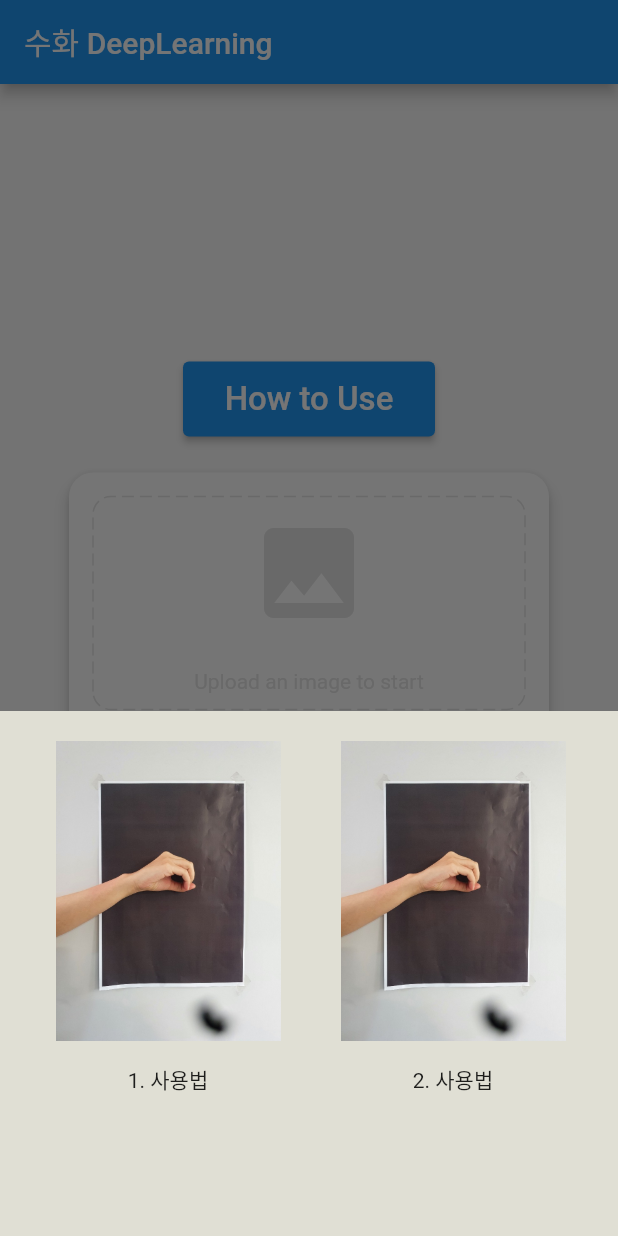
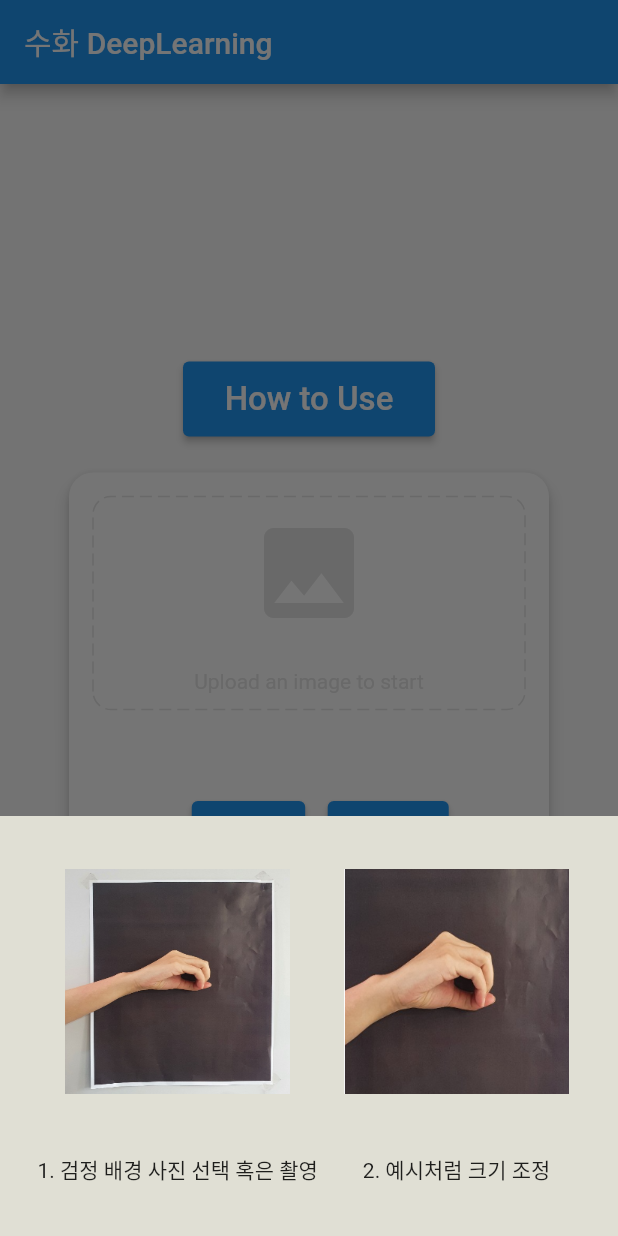
Before and after one commit to yang-gwihyeon/FlutterApp, a Flutter app: the aslPage screen opened directly, after a tap on "How to Use", on a phone screen of 412 x 824 dp. Run offline on Flutter 3.47's test engine with Material 2 defaults, Android fonts, the phone set to English and light mode, and no system bars; drawn by our look-alikes of dotted_border; our stand-ins replace image_cropper, image_picker; missing offline and left inert: dart:ffi, group_list_view, image_cropper_for_web.

Commit message:
commit 0810 1212
commit 0810 1212

```diff
--- a/Flutter_DL_pj3/asl_recognition_app/lib/asl_ML_page.dart
+++ b/Flutter_DL_pj3/asl_recognition_app/lib/asl_ML_page.dart
@@ -61,7 +61,7 @@ class _aslPageState extends State<aslPage> {
                              context: context,
                              builder: (BuildContext context) {
                                return Container(
-                    height: 350,
+                    height: 280,
                     color: Color.fromARGB(255, 224, 223, 212),
                     child: Center(
                       child: Column(
@@ -70,28 +70,26 @@ class _aslPageState extends State<aslPage> {
                         children: <Widget>[
 
                           Padding(
-                            padding: const EdgeInsets.all(20.0),
+                            padding: const EdgeInsets.all(10.0),
                             child: Column(
                               children: [
                                 Row(
                                   children: [
-                                    SizedBox(width: 2),
                                     Column(
                                       children: [
-                                        Image.asset('images/0.jpeg',width: 180, height: 200,),
+                                        Image.asset('images/001.png',width: 150, height: 200,),
                                         Padding(
                                           padding: const EdgeInsets.all(15.0),
-                                          child: Text("1. 사용법"),
+                                          child: Text("1. 검정 배경 사진 선택 혹은 촬영"),
                                         )
                                       ],
                                     ),
-                                    SizedBox(width: 10),
                                     Column(
                                       children: [
-                                        Image.asset('images/0.jpeg',width: 180, height: 200,),
+                                        Image.asset('images/002.png',width: 150, height: 200,),
                                          Padding(
                                            padding: const EdgeInsets.all(15.0),
-                                           child: Text("2. 사용법"),
+                                           child: Text("2. 예시처럼 크기 조정"),
                                          )
                                       ],
                                     )
@@ -365,7 +363,7 @@ class _aslPageState extends State<aslPage> {
         builder: (BuildContext context) {
           return AlertDialog(
             title: const Text("Face Recognition"),
-            content: Text("상기 얼굴의 이름은 $result 입니다."),
+            content: Text("상기 사진은 $result 의 수화입니다."),
             actions: [
               ElevatedButton(
                 style: ButtonStyle(
--- a/Flutter_DL_pj3/asl_recognition_app/lib/main.dart
+++ b/Flutter_DL_pj3/asl_recognition_app/lib/main.dart
@@ -41,7 +41,7 @@ class MyApp extends StatelessWidget {
             color: Colors.grey[600],
           ),
           appBarTheme: const AppBarTheme(
-            backgroundColor: Color.fromARGB(255, 74, 188, 142),
+            backgroundColor: Color.fromARGB(255, 173, 188, 74),
             centerTitle: false,
             foregroundColor: Colors.white,
             actionsIconTheme: IconThemeData(color: Colors.white),
```
Also changed, not shown: Flutter_DL_pj3/asl_recognition_app/lib/listViewPage.dart (+12 -7 lines), Flutter_DL_pj3/asl_recognition_app/images/0.jpeg (deleted), Flutter_DL_pj3/asl_recognition_app/images/001.jpg (added), Flutter_DL_pj3/asl_recognition_app/images/001.png (added), Flutter_DL_pj3/asl_recognition_app/images/002.jpg (added), Flutter_DL_pj3/asl_recognition_app/images/002.png (added), Flutter_DL_pj3/asl_recognition_app/images/003.jpg (added), Flutter_DL_pj3/asl_recognition_app/images/004.jpg (added), Flutter_DL_pj3/asl_recognition_app/images/005.jpg (added), Flutter_DL_pj3/asl_recognition_app/images/006.jpg (added), Flutter_DL_pj3/asl_recognition_app/images/007.jpg (added), Flutter_DL_pj3/asl_recognition_app/images/008.jpg (added), Flutter_DL_pj3/asl_recognition_app/images/009.jpg (added), Flutter_DL_pj3/asl_recognition_app/images/01.png (deleted), 1 more files.
